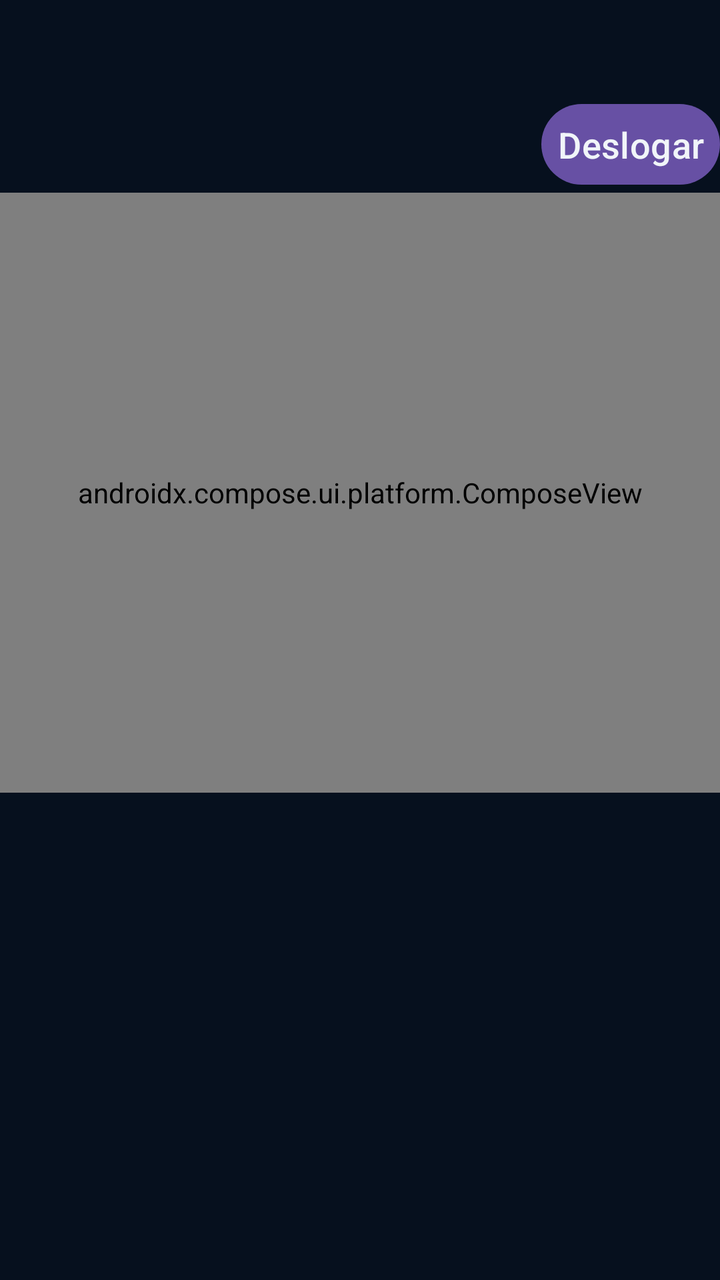
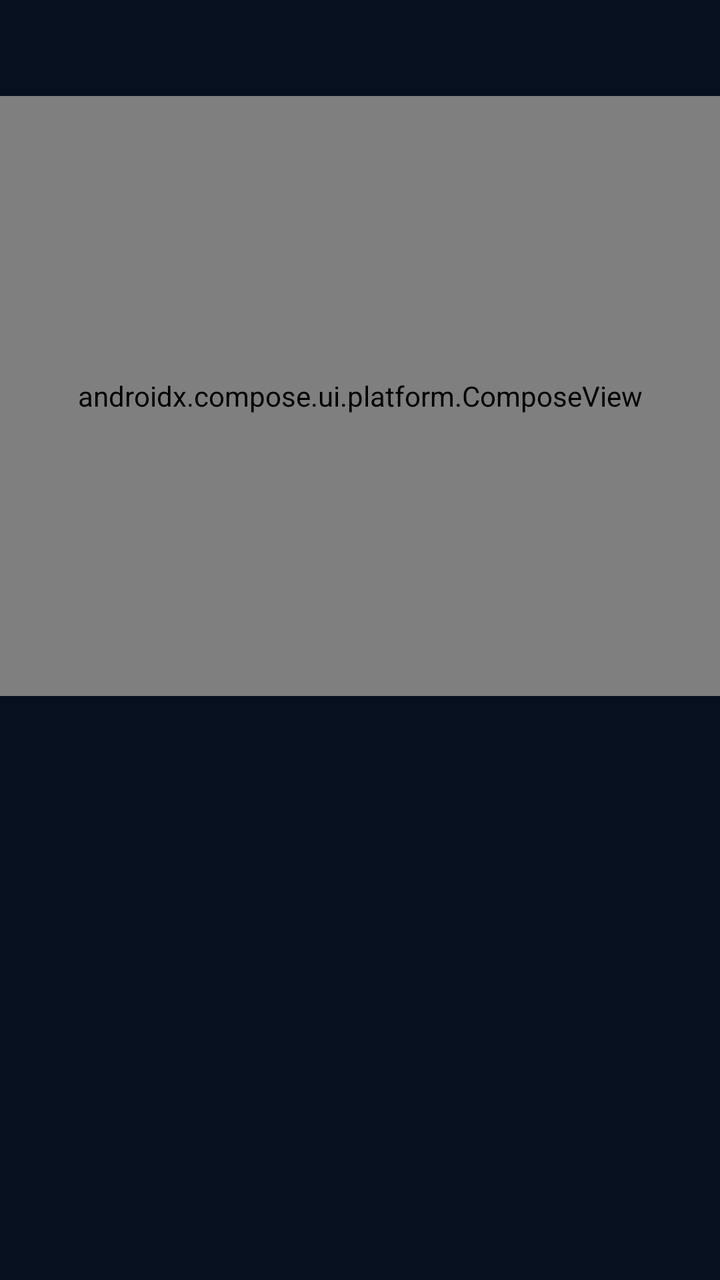

An Android layout rendered at two revisions. The XML below is the earlier revision; the diff shows what the commit changed to produce the second picture.
<!-- AndroidManifest.xml: application theme Theme.AccurancyMobileApp -->
<!-- res/layout/fragment_dashboard.xml -->
<?xml version="1.0" encoding="utf-8"?>
<FrameLayout
    xmlns:android="http://schemas.android.com/apk/res/android"
    xmlns:app="http://schemas.android.com/apk/res-auto"
    xmlns:tools="http://schemas.android.com/tools"
    android:layout_width="match_parent"
    android:layout_height="match_parent"
    tools:context=".activities.MainPageActivity"
    android:background="@color/bg_deep">

    <androidx.core.widget.NestedScrollView
        android:id="@+id/main"
        android:layout_width="match_parent"
        android:layout_height="match_parent">

        <LinearLayout
            android:layout_width="match_parent"
            android:layout_height="match_parent"
            android:orientation="vertical"
            android:paddingTop="48dp"
            android:paddingBottom="32dp">

            <LinearLayout
                android:layout_width="match_parent"
                android:layout_height="wrap_content"
                android:gravity="end">

                <Button
                    android:id="@+id/btnDeslogar"
                    android:layout_width="wrap_content"
                    android:layout_height="wrap_content"
                    android:text="Deslogar"
                    android:textColor="@color/text_primary"
                    android:textSize="18sp"
                    android:minWidth="0dp"
                    android:minHeight="0dp"
                    android:padding="8dp"/>

            </LinearLayout>

            <View
                android:layout_width="match_parent"
                android:layout_height="0dp"
                android:layout_weight="1"/>


            <androidx.compose.ui.platform.ComposeView
                android:id="@+id/ctvChart"
                android:layout_width="match_parent"
                android:layout_height="300dp" />

            <androidx.recyclerview.widget.RecyclerView
                android:id="@+id/recyclerInvestimentos"
                android:layout_width="match_parent"
                android:layout_height="287dp"
                android:nestedScrollingEnabled="true"
                android:paddingHorizontal="16dp"
                tools:itemCount="8"
                tools:listitem="@layout/item_investiment" />

        </LinearLayout>

    </androidx.core.widget.NestedScrollView>

</FrameLayout>
<!-- res/layout/item_investiment.xml (included above) -->
<?xml version="1.0" encoding="utf-8"?>
<LinearLayout xmlns:android="http://schemas.android.com/apk/res/android"
    android:layout_width="match_parent"
    android:layout_height="wrap_content"
    xmlns:tools="http://schemas.android.com/tools"
    android:orientation="horizontal"
    android:gravity="center_vertical"
    android:background="?attr/selectableItemBackground"
    android:paddingVertical="10dp">

    
    <TextView
        android:id="@+id/txtIconAtivo"
        android:layout_width="44dp"
        android:layout_height="44dp"
        android:layout_marginEnd="12dp"
        android:background="@drawable/bg_icon_circle"
        android:gravity="center"
        android:text="B"
        android:textColor="@android:color/white"
        android:textStyle="bold"
        tools:ignore="HardcodedText" />
    
    <LinearLayout
        android:layout_width="0dp"
        android:layout_height="wrap_content"
        android:layout_weight="1"
        android:orientation="vertical">

        <TextView
            android:id="@+id/txtNomeAtivo"
            android:layout_width="wrap_content"
            android:layout_height="wrap_content"
            android:text="Bitcoin"
            android:textColor="@color/text_primary"
            android:textSize="15sp"
            android:textStyle="bold"/>
        
        <TextView
            android:id="@+id/txtSubtituloAtivo"
            android:layout_width="wrap_content"
            android:layout_height="wrap_content"
            android:text="Qualquer coisa"
            android:layout_marginTop="2dp"
            android:textColor="@color/text_secondary"
            android:textSize="12sp"/>

    </LinearLayout>
    
    <LinearLayout
        android:layout_width="wrap_content"
        android:layout_height="wrap_content"
        android:orientation="vertical"
        android:gravity="end">
        
        <TextView
            android:id="@+id/txtValorAtivo"
            android:layout_width="wrap_content"
            android:layout_height="wrap_content"
            android:text="R$ 99999"
            android:textColor="@color/text_primary"
            android:textSize="15sp"
            android:textStyle="bold"/>

        <TextView
            android:id="@+id/txtVariacaoAtivo"
            android:layout_width="wrap_content"
            android:layout_height="wrap_content"
            android:layout_marginTop="2dp"
            android:text="▲ +18,4%"
            android:textColor="@color/green_positive"
            android:textSize="12sp"
            android:textStyle="bold"/>

    </LinearLayout>
</LinearLayout>
<!-- resources referenced by this layout -->
<resources>
  <color name="bg_deep">#FF06101E</color>
  <color name="green_positive">#22C55E</color>
  <color name="text_primary">#FFF1F5F9</color>
  <color name="text_secondary">#FF475569</color>
  <!-- drawable bg_icon_circle (drawable) -->
  <?xml version="1.0" encoding="utf-8"?>
  <shape xmlns:android="http://schemas.android.com/apk/res/android"
      android:shape="oval">
      <solid android:color="@color/primary_blue" />
  </shape>
  <style name="Theme.AccurancyMobileApp" parent="Base.Theme.AccurancyMobileApp" />
  <color name="primary_blue">#FF2563EB</color>
  <style name="Base.Theme.AccurancyMobileApp" parent="Theme.Material3.DayNight.NoActionBar">
          
          
      </style>
</resources>

<!-- the commit's change to res/layout/fragment_dashboard.xml (unified diff, before → after) -->
@@ -19,24 +19,6 @@
             android:orientation="vertical"
             android:paddingTop="48dp"
             android:paddingBottom="32dp">
-
-            <LinearLayout
-                android:layout_width="match_parent"
-                android:layout_height="wrap_content"
-                android:gravity="end">
-
-                <Button
-                    android:id="@+id/btnDeslogar"
-                    android:layout_width="wrap_content"
-                    android:layout_height="wrap_content"
-                    android:text="Deslogar"
-                    android:textColor="@color/text_primary"
-                    android:textSize="18sp"
-                    android:minWidth="0dp"
-                    android:minHeight="0dp"
-                    android:padding="8dp"/>
-
-            </LinearLayout>
 
             <View
                 android:layout_width="match_parent"
